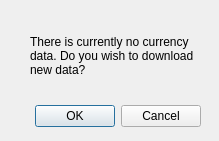
Qt form dialog_ui.ui (olafathuman/UnitConverter) before a commit.
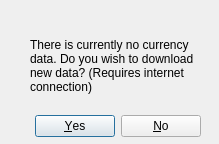
The same form after that commit.

What changed in the file:
```diff
--- a/dialog_ui.ui
+++ b/dialog_ui.ui
@@ -7,7 +7,7 @@
     <x>0</x>
     <y>0</y>
     <width>219</width>
-    <height>141</height>
+    <height>144</height>
    </rect>
   </property>
   <property name="windowTitle">
@@ -17,7 +17,7 @@
    <property name="geometry">
     <rect>
      <x>20</x>
-     <y>100</y>
+     <y>110</y>
      <width>181</width>
      <height>32</height>
     </rect>
@@ -26,7 +26,7 @@
     <enum>Qt::Horizontal</enum>
    </property>
    <property name="standardButtons">
-    <set>QDialogButtonBox::Cancel|QDialogButtonBox::Ok</set>
+    <set>QDialogButtonBox::No|QDialogButtonBox::Yes</set>
    </property>
   </widget>
   <widget class="QLabel" name="label">
@@ -35,11 +35,11 @@
      <x>30</x>
      <y>20</y>
      <width>171</width>
-     <height>71</height>
+     <height>91</height>
     </rect>
    </property>
    <property name="text">
-    <string>There is currently no currency data. Do you wish to download new data?</string>
+    <string>There is currently no currency data. Do you wish to download new data? (Requires internet connection)</string>
    </property>
    <property name="wordWrap">
     <bool>true</bool>
```
